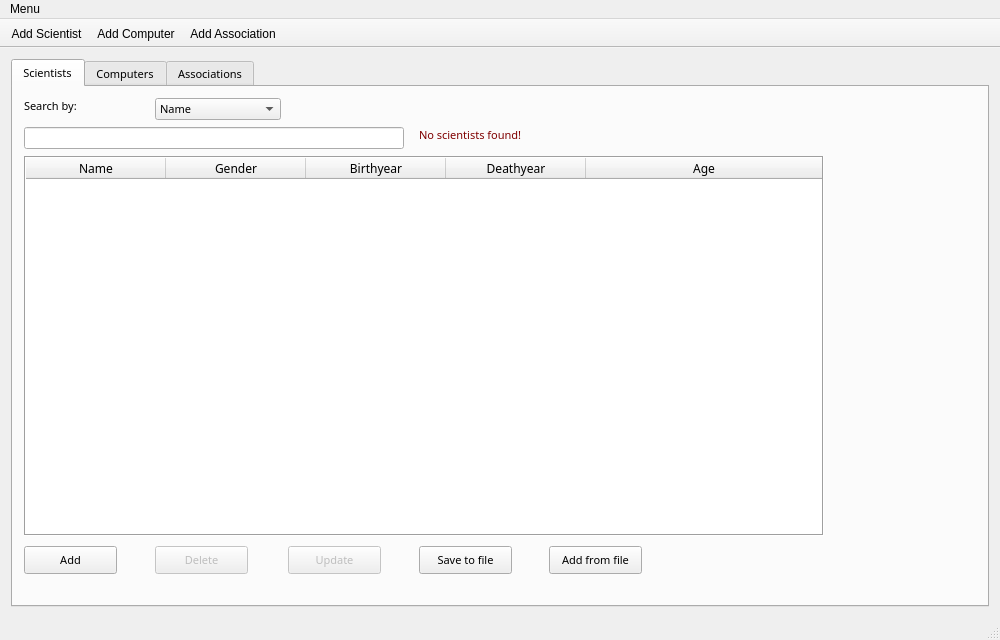
Qt form mainwindow.ui (marthagb/VLN1-Skil-3) before a commit.
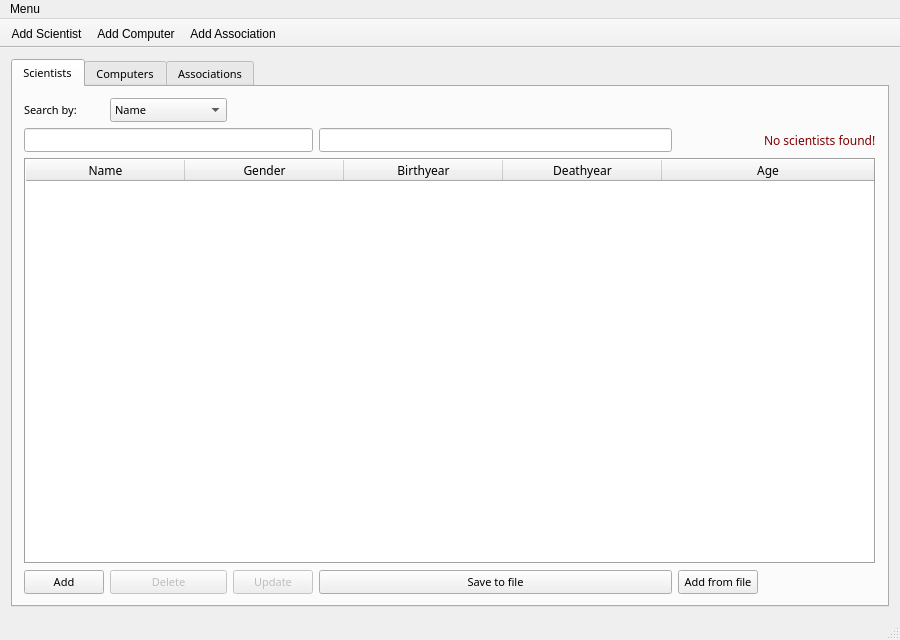
The same form after that commit. The open tabs and pages were chosen to show the change. Icons and pictures are not drawn.

Diff of the .ui file:
```diff
--- a/mainwindow.ui
+++ b/mainwindow.ui
@@ -6,7 +6,7 @@
    <rect>
     <x>0</x>
     <y>0</y>
-    <width>1000</width>
+    <width>900</width>
     <height>640</height>
    </rect>
   </property>
@@ -54,28 +54,16 @@
        <attribute name="title">
         <string>Scientists</string>
        </attribute>
-       <widget class="QLineEdit" name="lastYearInputScientist">
-        <property name="enabled">
-         <bool>true</bool>
-        </property>
-        <property name="geometry">
-         <rect>
-          <x>140</x>
-          <y>40</y>
-          <width>100</width>
-          <height>22</height>
-         </rect>
-        </property>
-       </widget>
+       <layout class="QGridLayout" name="gridLayout">
+        <item row="0" column="0">
+         <widget class="QLabel" name="searchLabelScientists">
+          <property name="text">
+           <string>Search by:</string>
+          </property>
+         </widget>
+        </item>
+        <item row="0" column="1">
        <widget class="QComboBox" name="searchScientistsByBox">
-        <property name="geometry">
-         <rect>
-          <x>142</x>
-          <y>11</y>
-          <width>126</width>
-          <height>22</height>
-         </rect>
-        </property>
         <item>
          <property name="text">
           <string>Name</string>
@@ -97,99 +85,449 @@
          </property>
         </item>
        </widget>
-       <widget class="QPushButton" name="addScientistsFromFileButton">
-        <property name="geometry">
-         <rect>
-          <x>536</x>
-          <y>459</y>
-          <width>93</width>
-          <height>28</height>
-         </rect>
-        </property>
-        <property name="text">
-         <string>Add from file</string>
-        </property>
-       </widget>
-       <widget class="QPushButton" name="updateScientistButton">
+        </item>
+        <item row="1" column="0" colspan="3">
+         <widget class="QLineEdit" name="searchInputScientists"/>
+        </item>
+        <item row="1" column="3">
+         <widget class="QLineEdit" name="lastYearInputScientist">
+          <property name="enabled">
+           <bool>true</bool>
+          </property>
+         </widget>
+        </item>
+        <item row="1" column="5">
+         <widget class="QLabel" name="noScientistFoundLabel">
         <property name="enabled">
          <bool>false</bool>
         </property>
-        <property name="geometry">
-         <rect>
-          <x>275</x>
-          <y>459</y>
-          <width>93</width>
-          <height>28</height>
-         </rect>
-        </property>
-        <property name="text">
-         <string>Update</string>
-        </property>
-       </widget>
-       <widget class="QPushButton" name="saveScientistsToFileButton">
-        <property name="geometry">
-         <rect>
-          <x>406</x>
-          <y>459</y>
-          <width>93</width>
-          <height>28</height>
-         </rect>
-        </property>
+          <property name="palette">
+           <palette>
+            <active>
+             <colorrole role="WindowText">
+              <brush brushstyle="SolidPattern">
+               <color alpha="255">
+                <red>0</red>
+                <green>0</green>
+                <blue>0</blue>
+               </color>
+              </brush>
+             </colorrole>
+             <colorrole role="Button">
+              <brush brushstyle="SolidPattern">
+               <color alpha="255">
+                <red>255</red>
+                <green>0</green>
+                <blue>0</blue>
+               </color>
+              </brush>
+             </colorrole>
+             <colorrole role="Light">
+              <brush brushstyle="SolidPattern">
+               <color alpha="255">
+                <red>255</red>
+                <green>127</green>
+                <blue>127</blue>
+               </color>
+              </brush>
+             </colorrole>
+             <colorrole role="Midlight">
+              <brush brushstyle="SolidPattern">
+               <color alpha="255">
+                <red>255</red>
+                <green>63</green>
+                <blue>63</blue>
+               </color>
+              </brush>
+             </colorrole>
+             <colorrole role="Dark">
+              <brush brushstyle="SolidPattern">
+               <color alpha="255">
+                <red>127</red>
+                <green>0</green>
+                <blue>0</blue>
+               </color>
+              </brush>
+             </colorrole>
+             <colorrole role="Mid">
+              <brush brushstyle="SolidPattern">
+               <color alpha="255">
+                <red>170</red>
+                <green>0</green>
+                <blue>0</blue>
+               </color>
+              </brush>
+             </colorrole>
+             <colorrole role="Text">
+              <brush brushstyle="SolidPattern">
+               <color alpha="255">
+                <red>0</red>
+                <green>0</green>
+                <blue>0</blue>
+               </color>
+              </brush>
+             </colorrole>
+             <colorrole role="BrightText">
+              <brush brushstyle="SolidPattern">
+               <color alpha="255">
+                <red>255</red>
+                <green>255</green>
+                <blue>255</blue>
+               </color>
+              </brush>
+             </colorrole>
+             <colorrole role="ButtonText">
+              <brush brushstyle="SolidPattern">
+               <color alpha="255">
+                <red>0</red>
+                <green>0</green>
+                <blue>0</blue>
+               </color>
+              </brush>
+             </colorrole>
+             <colorrole role="Base">
+              <brush brushstyle="SolidPattern">
+               <color alpha="255">
+                <red>255</red>
+                <green>255</green>
+                <blue>255</blue>
+               </color>
+              </brush>
+             </colorrole>
+             <colorrole role="Window">
+              <brush brushstyle="SolidPattern">
+               <color alpha="255">
+                <red>255</red>
+                <green>0</green>
+                <blue>0</blue>
+               </color>
+              </brush>
+             </colorrole>
+             <colorrole role="Shadow">
+              <brush brushstyle="SolidPattern">
+               <color alpha="255">
+                <red>0</red>
+                <green>0</green>
+                <blue>0</blue>
+               </color>
+              </brush>
+             </colorrole>
+             <colorrole role="AlternateBase">
+              <brush brushstyle="SolidPattern">
+               <color alpha="255">
+                <red>255</red>
+                <green>127</green>
+                <blue>127</blue>
+               </color>
+              </brush>
+             </colorrole>
+             <colorrole role="ToolTipBase">
+              <brush brushstyle="SolidPattern">
+               <color alpha="255">
+                <red>255</red>
+                <green>255</green>
+                <blue>220</blue>
+               </color>
+              </brush>
+             </colorrole>
+             <colorrole role="ToolTipText">
+              <brush brushstyle="SolidPattern">
+               <color alpha="255">
+                <red>0</red>
+                <green>0</green>
+                <blue>0</blue>
+               </color>
+              </brush>
+             </colorrole>
+            </active>
+            <inactive>
+             <colorrole role="WindowText">
+              <brush brushstyle="SolidPattern">
+               <color alpha="255">
+                <red>0</red>
+                <green>0</green>
+                <blue>0</blue>
+               </color>
+              </brush>
+             </colorrole>
+             <colorrole role="Button">
+              <brush brushstyle="SolidPattern">
+               <color alpha="255">
+                <red>255</red>
+                <green>0</green>
+                <blue>0</blue>
+               </color>
+              </brush>
+             </colorrole>
+             <colorrole role="Light">
+              <brush brushstyle="SolidPattern">
+               <color alpha="255">
+                <red>255</red>
+                <green>127</green>
+                <blue>127</blue>
+               </color>
+              </brush>
+             </colorrole>
+             <colorrole role="Midlight">
+              <brush brushstyle="SolidPattern">
+               <color alpha="255">
+                <red>255</red>
+                <green>63</green>
+                <blue>63</blue>
+               </color>
+              </brush>
+             </colorrole>
+             <colorrole role="Dark">
+              <brush brushstyle="SolidPattern">
+               <color alpha="255">
+                <red>127</red>
+                <green>0</green>
+                <blue>0</blue>
+               </color>
+              </brush>
+             </colorrole>
+             <colorrole role="Mid">
+              <brush brushstyle="SolidPattern">
+               <color alpha="255">
+                <red>170</red>
+                <green>0</green>
+                <blue>0</blue>
+               </color>
+              </brush>
+             </colorrole>
+             <colorrole role="Text">
+              <brush brushstyle="SolidPattern">
+               <color alpha="255">
+                <red>0</red>
+                <green>0</green>
+                <blue>0</blue>
+               </color>
+              </brush>
+             </colorrole>
+             <colorrole role="BrightText">
+              <brush brushstyle="SolidPattern">
+               <color alpha="255">
+                <red>255</red>
+                <green>255</green>
+                <blue>255</blue>
+               </color>
+              </brush>
+             </colorrole>
+             <colorrole role="ButtonText">
+              <brush brushstyle="SolidPattern">
+               <color alpha="255">
+                <red>0</red>
+                <green>0</green>
+                <blue>0</blue>
+               </color>
+              </brush>
+             </colorrole>
+             <colorrole role="Base">
+              <brush brushstyle="SolidPattern">
+               <color alpha="255">
+                <red>255</red>
+                <green>255</green>
+                <blue>255</blue>
+               </color>
+              </brush>
+             </colorrole>
+             <colorrole role="Window">
+              <brush brushstyle="SolidPattern">
+               <color alpha="255">
+                <red>255</red>
+                <green>0</green>
+                <blue>0</blue>
+               </color>
+              </brush>
+             </colorrole>
+             <colorrole role="Shadow">
+              <brush brushstyle="SolidPattern">
+               <color alpha="255">
+                <red>0</red>
+                <green>0</green>
+                <blue>0</blue>
+               </color>
+              </brush>
+             </colorrole>
+             <colorrole role="AlternateBase">
+              <brush brushstyle="SolidPattern">
+               <color alpha="255">
+                <red>255</red>
+                <green>127</green>
+                <blue>127</blue>
+               </color>
+              </brush>
+             </colorrole>
+             <colorrole role="ToolTipBase">
+              <brush brushstyle="SolidPattern">
+               <color alpha="255">
+                <red>255</red>
+                <green>255</green>
+                <blue>220</blue>
+               </color>
+              </brush>
+             </colorrole>
+             <colorrole role="ToolTipText">
+              <brush brushstyle="SolidPattern">
+               <color alpha="255">
+                <red>0</red>
+                <green>0</green>
+                <blue>0</blue>
+               </color>
+              </brush>
+             </colorrole>
+            </inactive>
+            <disabled>
+             <colorrole role="WindowText">
+              <brush brushstyle="SolidPattern">
+               <color alpha="255">
+                <red>127</red>
+                <green>0</green>
+                <blue>0</blue>
+               </color>
+              </brush>
+             </colorrole>
+             <colorrole role="Button">
+              <brush brushstyle="SolidPattern">
+               <color alpha="255">
+                <red>255</red>
+                <green>0</green>
+                <blue>0</blue>
+               </color>
+              </brush>
+             </colorrole>
+             <colorrole role="Light">
+              <brush brushstyle="SolidPattern">
+               <color alpha="255">
+                <red>255</red>
+                <green>127</green>
+                <blue>127</blue>
+               </color>
+              </brush>
+             </colorrole>
+             <colorrole role="Midlight">
+              <brush brushstyle="SolidPattern">
+               <color alpha="255">
+                <red>255</red>
+                <green>63</green>
+                <blue>63</blue>
+               </color>
+              </brush>
+             </colorrole>
+             <colorrole role="Dark">
+              <brush brushstyle="SolidPattern">
+               <color alpha="255">
+                <red>127</red>
+                <green>0</green>
+                <blue>0</blue>
+               </color>
+              </brush>
+             </colorrole>
+             <colorrole role="Mid">
+              <brush brushstyle="SolidPattern">
+               <color alpha="255">
+                <red>170</red>
+                <green>0</green>
+                <blue>0</blue>
+               </color>
+              </brush>
+             </colorrole>
+             <colorrole role="Text">
+              <brush brushstyle="SolidPattern">
+               <color alpha="255">
+                <red>127</red>
+                <green>0</green>
+                <blue>0</blue>
+               </color>
+              </brush>
+             </colorrole>
+             <colorrole role="BrightText">
+              <brush brushstyle="SolidPattern">
+               <color alpha="255">
+                <red>255</red>
+                <green>255</green>
+                <blue>255</blue>
+               </color>
+              </brush>
+             </colorrole>
+             <colorrole role="ButtonText">
+              <brush brushstyle="SolidPattern">
+               <color alpha="255">
+                <red>127</red>
+                <green>0</green>
+                <blue>0</blue>
+               </color>
+              </brush>
+             </colorrole>
+             <colorrole role="Base">
+              <brush brushstyle="SolidPattern">
+               <color alpha="255">
+                <red>255</red>
+                <green>0</green>
+                <blue>0</blue>
+               </color>
+              </brush>
+             </colorrole>
+             <colorrole role="Window">
+              <brush brushstyle="SolidPattern">
+               <color alpha="255">
+                <red>255</red>
+                <green>0</green>
+                <blue>0</blue>
+               </color>
+              </brush>
+             </colorrole>
+             <colorrole role="Shadow">
+              <brush brushstyle="SolidPattern">
+               <color alpha="255">
+                <red>0</red>
+                <green>0</green>
+                <blue>0</blue>
+               </color>
+              </brush>
+             </colorrole>
+             <colorrole role="AlternateBase">
+              <brush brushstyle="SolidPattern">
+               <color alpha="255">
+                <red>255</red>
+                <green>0</green>
+                <blue>0</blue>
+               </color>
+              </brush>
+             </colorrole>
+             <colorrole role="ToolTipBase">
+              <brush brushstyle="SolidPattern">
+               <color alpha="255">
+                <red>255</red>
+                <green>255</green>
+                <blue>220</blue>
+               </color>
+              </brush>
+             </colorrole>
+             <colorrole role="ToolTipText">
+              <brush brushstyle="SolidPattern">
+               <color alpha="255">
+                <red>0</red>
+                <green>0</green>
+                <blue>0</blue>
+               </color>
+              </brush>
+             </colorrole>
+            </disabled>
+           </palette>
+          </property>
+          <property name="font">
+           <font>
+            <pointsize>9</pointsize>
+           </font>
+          </property>
         <property name="text">
-         <string>Save to file</string>
-        </property>
-       </widget>
-       <widget class="QLabel" name="searchLabelScientists">
-        <property name="geometry">
-         <rect>
-          <x>11</x>
-          <y>11</y>
-          <width>62</width>
-          <height>16</height>
-         </rect>
-        </property>
-        <property name="text">
-         <string>Search by:</string>
-        </property>
-       </widget>
-       <widget class="QPushButton" name="addScientistButton">
-        <property name="geometry">
-         <rect>
-          <x>11</x>
-          <y>459</y>
-          <width>93</width>
-          <height>28</height>
-         </rect>
-        </property>
-        <property name="text">
-         <string>Add</string>
-        </property>
-       </widget>
-       <widget class="QPushButton" name="deleteScientistButton">
-        <property name="enabled">
-         <bool>false</bool>
-        </property>
-        <property name="geometry">
-         <rect>
-          <x>142</x>
-          <y>459</y>
-          <width>93</width>
-          <height>28</height>
-         </rect>
-        </property>
-        <property name="text">
-         <string>Delete</string>
-        </property>
-       </widget>
+           <string>No scientists found!</string>
+          </property>
+         </widget>
+        </item>
+        <item row="2" column="0" colspan="6">
        <widget class="QTableWidget" name="scientistTable">
-        <property name="geometry">
-         <rect>
-          <x>11</x>
-          <y>69</y>
-          <width>800</width>
-          <height>380</height>
-         </rect>
-        </property>
         <property name="sizePolicy">
          <sizepolicy hsizetype="Expanding" vsizetype="Expanding">
           <horstretch>0</horstretch>
@@ -251,7 +589,7 @@
          <bool>false</bool>
         </attribute>
         <attribute name="horizontalHeaderDefaultSectionSize">
-         <number>140</number>
+           <number>159</number>
         </attribute>
         <attribute name="horizontalHeaderStretchLastSection">
          <bool>true</bool>
@@ -312,447 +650,49 @@
          </property>
         </column>
        </widget>
-       <widget class="QLineEdit" name="searchInputScientists">
-        <property name="geometry">
-         <rect>
-          <x>11</x>
-          <y>40</y>
-          <width>380</width>
-          <height>22</height>
-         </rect>
-        </property>
-       </widget>
-       <widget class="QLabel" name="noScientistFoundLabel">
+        </item>
+        <item row="3" column="0">
+         <widget class="QPushButton" name="addScientistButton">
+          <property name="text">
+           <string>Add</string>
+          </property>
+         </widget>
+        </item>
+        <item row="3" column="1">
+         <widget class="QPushButton" name="deleteScientistButton">
         <property name="enabled">
          <bool>false</bool>
         </property>
-        <property name="geometry">
-         <rect>
-          <x>406</x>
-          <y>40</y>
-          <width>112</width>
-          <height>16</height>
-         </rect>
-        </property>
-        <property name="palette">
-         <palette>
-          <active>
-           <colorrole role="WindowText">
-            <brush brushstyle="SolidPattern">
-             <color alpha="255">
-              <red>0</red>
-              <green>0</green>
-              <blue>0</blue>
-             </color>
-            </brush>
-           </colorrole>
-           <colorrole role="Button">
-            <brush brushstyle="SolidPattern">
-             <color alpha="255">
-              <red>255</red>
-              <green>0</green>
-              <blue>0</blue>
-             </color>
-            </brush>
-           </colorrole>
-           <colorrole role="Light">
-            <brush brushstyle="SolidPattern">
-             <color alpha="255">
-              <red>255</red>
-              <green>127</green>
-              <blue>127</blue>
-             </color>
-            </brush>
-           </colorrole>
-           <colorrole role="Midlight">
-            <brush brushstyle="SolidPattern">
-             <color alpha="255">
-              <red>255</red>
-              <green>63</green>
-              <blue>63</blue>
-             </color>
-            </brush>
-           </colorrole>
-           <colorrole role="Dark">
-            <brush brushstyle="SolidPattern">
-             <color alpha="255">
-              <red>127</red>
-              <green>0</green>
-              <blue>0</blue>
-             </color>
-            </brush>
-           </colorrole>
-           <colorrole role="Mid">
-            <brush brushstyle="SolidPattern">
-             <color alpha="255">
-              <red>170</red>
-              <green>0</green>
-              <blue>0</blue>
-             </color>
-            </brush>
-           </colorrole>
-           <colorrole role="Text">
-            <brush brushstyle="SolidPattern">
-             <color alpha="255">
-              <red>0</red>
-              <green>0</green>
-              <blue>0</blue>
-             </color>
-            </brush>
-           </colorrole>
-           <colorrole role="BrightText">
-            <brush brushstyle="SolidPattern">
-             <color alpha="255">
-              <red>255</red>
-              <green>255</green>
-              <blue>255</blue>
-             </color>
-            </brush>
-           </colorrole>
-           <colorrole role="ButtonText">
-            <brush brushstyle="SolidPattern">
-             <color alpha="255">
-              <red>0</red>
-              <green>0</green>
-              <blue>0</blue>
-             </color>
-            </brush>
-           </colorrole>
-           <colorrole role="Base">
-            <brush brushstyle="SolidPattern">
-             <color alpha="255">
-              <red>255</red>
-              <green>255</green>
-              <blue>255</blue>
-             </color>
-            </brush>
-           </colorrole>
-           <colorrole role="Window">
-            <brush brushstyle="SolidPattern">
-             <color alpha="255">
-              <red>255</red>
-              <green>0</green>
-              <blue>0</blue>
-             </color>
-            </brush>
-           </colorrole>
-           <colorrole role="Shadow">
-            <brush brushstyle="SolidPattern">
-             <color alpha="255">
-              <red>0</red>
-              <green>0</green>
-              <blue>0</blue>
-             </color>
-            </brush>
-           </colorrole>
-           <colorrole role="AlternateBase">
-            <brush brushstyle="SolidPattern">
-             <color alpha="255">
-              <red>255</red>
-              <green>127</green>
-              <blue>127</blue>
-             </color>
-            </brush>
-           </colorrole>
-           <colorrole role="ToolTipBase">
-            <brush brushstyle="SolidPattern">
-             <color alpha="255">
-              <red>255</red>
-              <green>255</green>
-              <blue>220</blue>
-             </color>
-            </brush>
-           </colorrole>
-           <colorrole role="ToolTipText">
-            <brush brushstyle="SolidPattern">
-             <color alpha="255">
-              <red>0</red>
-              <green>0</green>
-              <blue>0</blue>
-             </color>
-            </brush>
-           </colorrole>
-          </active>
-          <inactive>
-           <colorrole role="WindowText">
-            <brush brushstyle="SolidPattern">
-             <color alpha="255">
-              <red>0</red>
-              <green>0</green>
-              <blue>0</blue>
-             </color>
-            </brush>
-           </colorrole>
-           <colorrole role="Button">
-            <brush brushstyle="SolidPattern">
-             <color alpha="255">
-              <red>255</red>
-              <green>0</green>
-              <blue>0</blue>
-             </color>
-            </brush>
-           </colorrole>
-           <colorrole role="Light">
-            <brush brushstyle="SolidPattern">
-             <color alpha="255">
-              <red>255</red>
-              <green>127</green>
-              <blue>127</blue>
-             </color>
-            </brush>
-           </colorrole>
-           <colorrole role="Midlight">
-            <brush brushstyle="SolidPattern">
-             <color alpha="255">
-              <red>255</red>
-              <green>63</green>
-              <blue>63</blue>
-             </color>
-            </brush>
-           </colorrole>
-           <colorrole role="Dark">
-            <brush brushstyle="SolidPattern">
-             <color alpha="255">
-              <red>127</red>
-              <green>0</green>
-              <blue>0</blue>
-             </color>
-            </brush>
-           </colorrole>
-           <colorrole role="Mid">
-            <brush brushstyle="SolidPattern">
-             <color alpha="255">
-              <red>170</red>
-              <green>0</green>
-              <blue>0</blue>
-             </color>
-            </brush>
-           </colorrole>
-           <colorrole role="Text">
-            <brush brushstyle="SolidPattern">
-             <color alpha="255">
-              <red>0</red>
-              <green>0</green>
-              <blue>0</blue>
-             </color>
-            </brush>
-           </colorrole>
-           <colorrole role="BrightText">
-            <brush brushstyle="SolidPattern">
-             <color alpha="255">
-              <red>255</red>
-              <green>255</green>
-              <blue>255</blue>
-             </color>
-            </brush>
-           </colorrole>
-           <colorrole role="ButtonText">
-            <brush brushstyle="SolidPattern">
-             <color alpha="255">
-              <red>0</red>
-              <green>0</green>
-              <blue>0</blue>
-             </color>
-            </brush>
-           </colorrole>
-           <colorrole role="Base">
-            <brush brushstyle="SolidPattern">
-             <color alpha="255">
-              <red>255</red>
-              <green>255</green>
-              <blue>255</blue>
-             </color>
-            </brush>
-           </colorrole>
-           <colorrole role="Window">
-            <brush brushstyle="SolidPattern">
-             <color alpha="255">
-              <red>255</red>
-              <green>0</green>
-              <blue>0</blue>
-             </color>
-            </brush>
-           </colorrole>
-           <colorrole role="Shadow">
-            <brush brushstyle="SolidPattern">
-             <color alpha="255">
-              <red>0</red>
-              <green>0</green>
-              <blue>0</blue>
-             </color>
-            </brush>
-           </colorrole>
-           <colorrole role="AlternateBase">
-            <brush brushstyle="SolidPattern">
-             <color alpha="255">
-              <red>255</red>
-              <green>127</green>
-              <blue>127</blue>
-             </color>
-            </brush>
-           </colorrole>
-           <colorrole role="ToolTipBase">
-            <brush brushstyle="SolidPattern">
-             <color alpha="255">
-              <red>255</red>
-              <green>255</green>
-              <blue>220</blue>
-             </color>
-            </brush>
-           </colorrole>
-           <colorrole role="ToolTipText">
-            <brush brushstyle="SolidPattern">
-             <color alpha="255">
-              <red>0</red>
-              <green>0</green>
-              <blue>0</blue>
-             </color>
-            </brush>
-           </colorrole>
-          </inactive>
-          <disabled>
-           <colorrole role="WindowText">
-            <brush brushstyle="SolidPattern">
-             <color alpha="255">
-              <red>127</red>
-              <green>0</green>
-              <blue>0</blue>
-             </color>
-            </brush>
-           </colorrole>
-           <colorrole role="Button">
-            <brush brushstyle="SolidPattern">
-             <color alpha="255">
-              <red>255</red>
-              <green>0</green>
-              <blue>0</blue>
-             </color>
-            </brush>
-           </colorrole>
-           <colorrole role="Light">
-            <brush brushstyle="SolidPattern">
-             <color alpha="255">
-              <red>255</red>
-              <green>127</green>
-              <blue>127</blue>
-             </color>
-            </brush>
-           </colorrole>
-           <colorrole role="Midlight">
-            <brush brushstyle="SolidPattern">
-             <color alpha="255">
-              <red>255</red>
-              <green>63</green>
-              <blue>63</blue>
-             </color>
-            </brush>
-           </colorrole>
-           <colorrole role="Dark">
-            <brush brushstyle="SolidPattern">
-             <color alpha="255">
-              <red>127</red>
-              <green>0</green>
-              <blue>0</blue>
-             </color>
-            </brush>
-           </colorrole>
-           <colorrole role="Mid">
-            <brush brushstyle="SolidPattern">
-             <color alpha="255">
-              <red>170</red>
-              <green>0</green>
-              <blue>0</blue>
-             </color>
-            </brush>
-           </colorrole>
-           <colorrole role="Text">
-            <brush brushstyle="SolidPattern">
-             <color alpha="255">
-              <red>127</red>
-              <green>0</green>
-              <blue>0</blue>
-             </color>
-            </brush>
-           </colorrole>
-           <colorrole role="BrightText">
-            <brush brushstyle="SolidPattern">
-             <color alpha="255">
-              <red>255</red>
-              <green>255</green>
-              <blue>255</blue>
-             </color>
-            </brush>
-           </colorrole>
-           <colorrole role="ButtonText">
-            <brush brushstyle="SolidPattern">
-             <color alpha="255">
-              <red>127</red>
-              <green>0</green>
-              <blue>0</blue>
-             </color>
-            </brush>
-           </colorrole>
-           <colorrole role="Base">
-            <brush brushstyle="SolidPattern">
-             <color alpha="255">
-              <red>255</red>
-              <green>0</green>
-              <blue>0</blue>
-             </color>
-            </brush>
-           </colorrole>
-           <colorrole role="Window">
-            <brush brushstyle="SolidPattern">
-             <color alpha="255">
-              <red>255</red>
-              <green>0</green>
-              <blue>0</blue>
-             </color>
-            </brush>
-           </colorrole>
-           <colorrole role="Shadow">
-            <brush brushstyle="SolidPattern">
-             <color alpha="255">
-              <red>0</red>
-              <green>0</green>
-              <blue>0</blue>
-             </color>
-            </brush>
-           </colorrole>
-           <colorrole role="AlternateBase">
-            <brush brushstyle="SolidPattern">
-             <color alpha="255">
-              <red>255</red>
-              <green>0</green>
-              <blue>0</blue>
-             </color>
-            </brush>
-           </colorrole>
-           <colorrole role="ToolTipBase">
-            <brush brushstyle="SolidPattern">
-             <color alpha="255">
-              <red>255</red>
-              <green>255</green>
-              <blue>220</blue>
-             </color>
-            </brush>
-           </colorrole>
-           <colorrole role="ToolTipText">
-            <brush brushstyle="SolidPattern">
-             <color alpha="255">
-              <red>0</red>
-              <green>0</green>
-              <blue>0</blue>
-             </color>
-            </brush>
-           </colorrole>
-          </disabled>
-         </palette>
+          <property name="text">
+           <string>Delete</string>
+          </property>
+         </widget>
+        </item>
+        <item row="3" column="2">
+         <widget class="QPushButton" name="updateScientistButton">
+          <property name="enabled">
+           <bool>false</bool>
         </property>
         <property name="text">
-         <string>No scientists found!</string>
-        </property>
-       </widget>
+           <string>Update</string>
+          </property>
+         </widget>
+        </item>
+        <item row="3" column="3">
+         <widget class="QPushButton" name="saveScientistsToFileButton">
+          <property name="text">
+           <string>Save to file</string>
+          </property>
+         </widget>
+        </item>
+        <item row="3" column="4">
+         <widget class="QPushButton" name="addScientistsFromFileButton">
+          <property name="text">
+           <string>Add from file</string>
+          </property>
+         </widget>
+        </item>
+       </layout>
       </widget>
       <widget class="QWidget" name="computersTab">
        <attribute name="title">
@@ -2102,7 +2042,7 @@
     <rect>
      <x>0</x>
      <y>0</y>
-     <width>1000</width>
+     <width>900</width>
      <height>26</height>
     </rect>
    </property>
```
Left out of the diff: 1436 changed lines with no effect on the pictures. Lines whose indentation alone changed are shown as unchanged.
